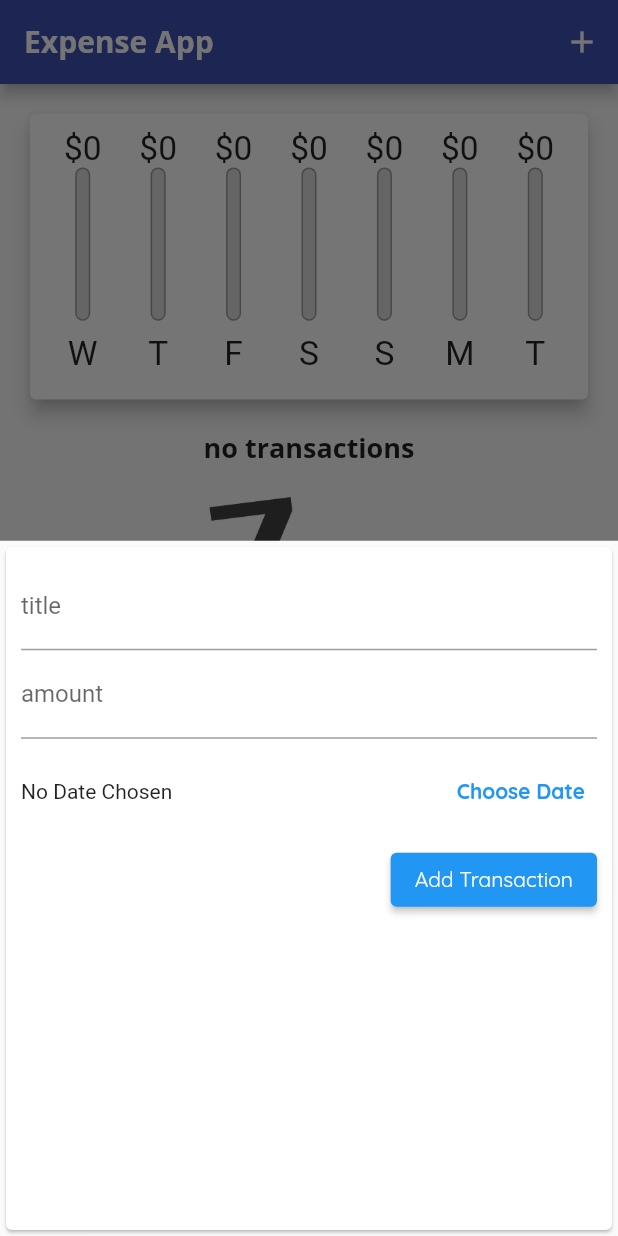
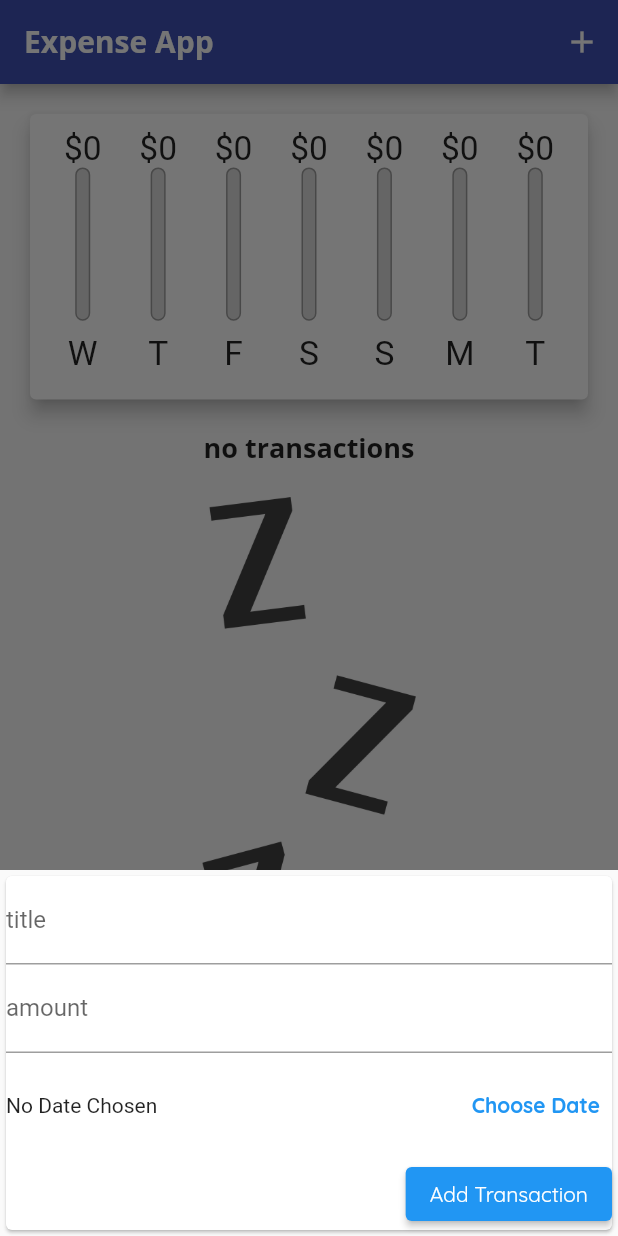
Before and after one commit to dongwandonkim/flutter_basic, a Flutter app: the screen it shows after launch, after a tap on the "add" icon, on a phone screen of 412 x 824 dp. Run offline on Flutter 3.47's test engine with Material 2 defaults, Android fonts, the phone set to English and light mode, and no system bars.

```diff
--- a/expense_app/lib/main.dart
+++ b/expense_app/lib/main.dart
@@ -3,7 +3,6 @@ import 'package:expense_app/widgets/chart.dart';
 import 'package:expense_app/widgets/new_transaction.dart';
 import 'package:expense_app/widgets/transaction_list.dart';
 import 'package:flutter/material.dart';
-import 'package:flutter/services.dart';
 
 void main() {
   // WidgetsFlutterBinding.ensureInitialized();
@@ -92,6 +91,7 @@ class _MyHomePageState extends State<MyHomePage> {
   void _startAddNewTransaction(BuildContext ctx) {
     showModalBottomSheet(
       context: ctx,
+      isScrollControlled: true,
       builder: (_) {
         return GestureDetector(
           onTap: () => {},
@@ -117,7 +117,7 @@ class _MyHomePageState extends State<MyHomePage> {
         )
       ],
     );
-    final _transaction_list = SizedBox(
+    final _transactionList = SizedBox(
       height: (MediaQuery.of(context).size.height -
               _appBar.preferredSize.height -
               MediaQuery.of(context).padding.top) *
@@ -154,7 +154,7 @@ class _MyHomePageState extends State<MyHomePage> {
                     0.3,
                 child: Chart(_recentTransactions),
               ),
-            if (!isLandscape) _transaction_list,
+            if (!isLandscape) _transactionList,
             if (isLandscape)
               _showChart
                   ? SizedBox(
@@ -164,7 +164,7 @@ class _MyHomePageState extends State<MyHomePage> {
                           0.7,
                       child: Chart(_recentTransactions),
                     )
-                  : _transaction_list,
+                  : _transactionList,
           ],
         ),
       ),
--- a/expense_app/lib/widgets/new_transaction.dart
+++ b/expense_app/lib/widgets/new_transaction.dart
@@ -49,9 +49,11 @@ class _NewTransactionState extends State<NewTransaction> {
 
   @override
   Widget build(BuildContext context) {
-    return Card(
+    return SingleChildScrollView(
+      child: Card(
         child: Container(
-        padding: const EdgeInsets.all(10),
+          padding:
+              EdgeInsets.only(bottom: MediaQuery.of(context).viewInsets.bottom),
           child: Column(
             crossAxisAlignment: CrossAxisAlignment.end,
             children: [
@@ -103,6 +105,7 @@ class _NewTransactionState extends State<NewTransaction> {
             ],
           ),
         ),
+      ),
     );
   }
 }
```
Also changed, not shown: expense_app/lib/widgets/transaction_list.dart (+18 -6 lines). Lines whose indentation alone changed are shown as unchanged.
